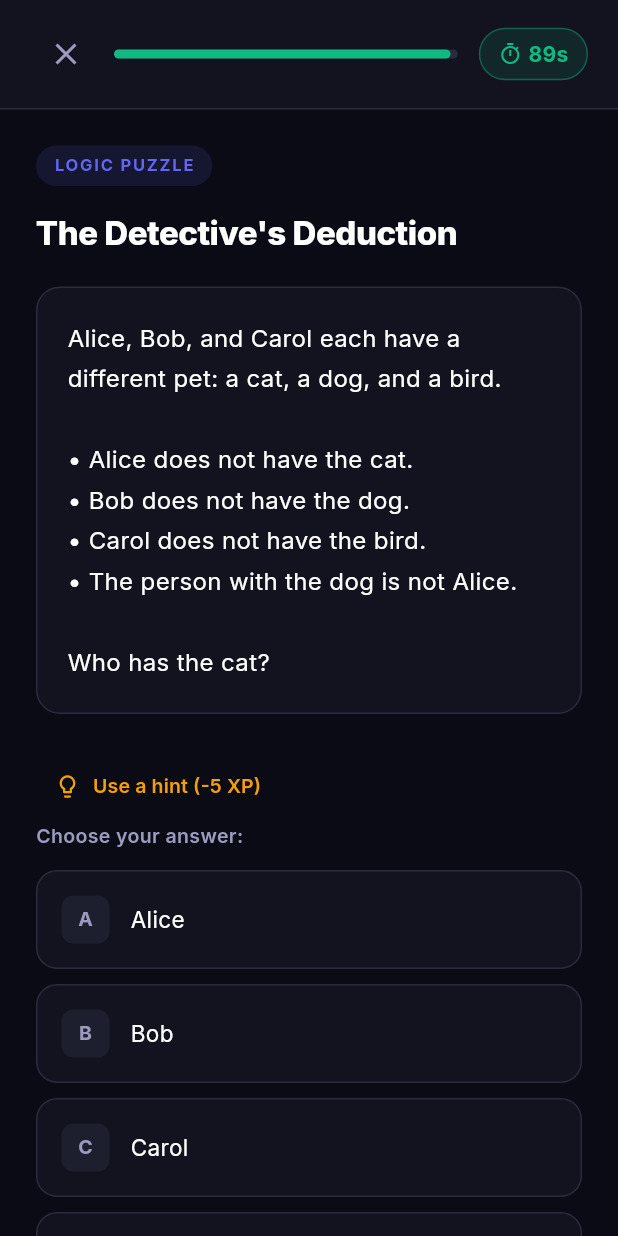
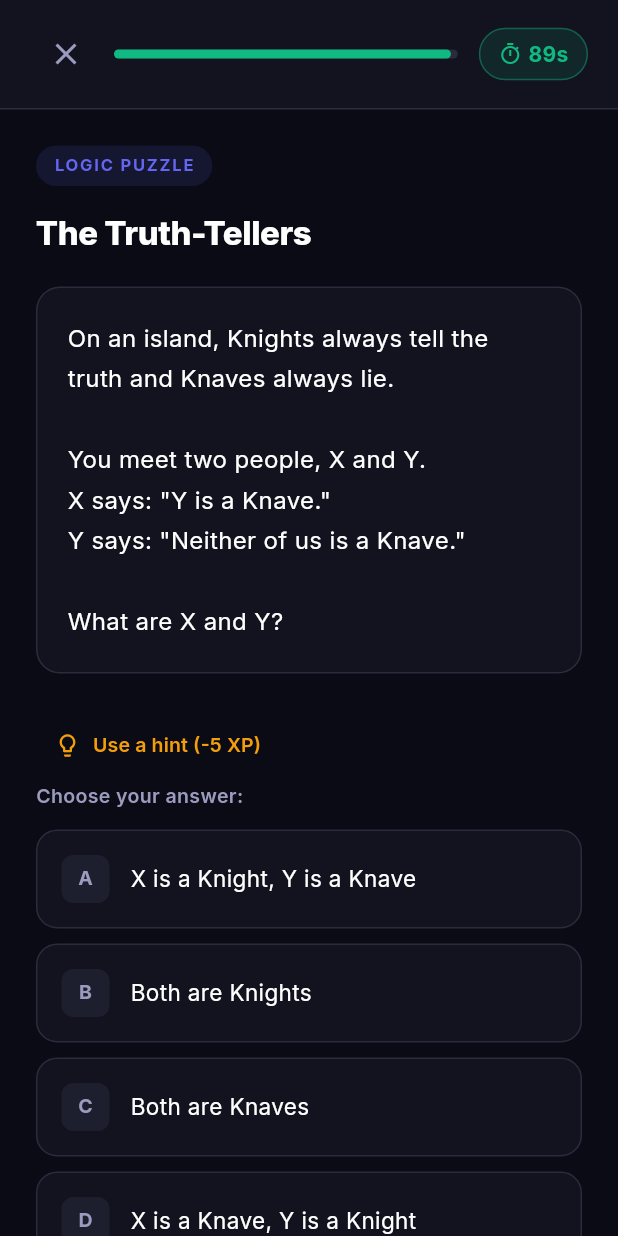
Before and after one commit to MdYasir7414/Saima-ai, a Flutter app: the ChallengeScreen screen opened directly with empty values, on a phone screen of 412 x 824 dp. Run offline on Flutter 3.47's test engine with Material 3 defaults, Android fonts, the phone set to English and light mode, and no system bars; drawn by our look-alikes of flutter_animate; our stand-ins replace dio, equatable, flutter_bloc, go_router, google_fonts, shared_preferences; accounts and stored records are empty; network calls fail.

Commit message:
Fix: load challenges from repository instead of hardcoded map
ChallengeScreen was using a private _generateDemoChallenge() map with
only 2 hardcoded challenges, causing every session to show the same
puzzle regardless of realm or type selected.

Now uses ChallengeRepository.getById() which randomly picks from a
14-challenge bank (2 per realm × 7 realms) using the full local
challenge bank with _rng.nextInt(), so each play delivers a different
question.

https://claude.ai/code/session_01AYZAZk2A3siczY5HQMiuAY

```diff
--- a/thinkora_app/lib/presentation/screens/challenge/challenge_screen.dart
+++ b/thinkora_app/lib/presentation/screens/challenge/challenge_screen.dart
@@ -7,6 +7,7 @@ import '../../../core/constants/app_colors.dart';
 import '../../../core/router/app_router.dart';
 import '../../../core/widgets/gradient_button.dart';
 import '../../../data/models/challenge_model.dart';
+import '../../../data/repositories/challenge_repository.dart';
 import '../../blocs/user/user_cubit.dart';
 
 class ChallengeScreen extends StatefulWidget {
@@ -27,89 +28,31 @@ class _ChallengeScreenState extends State<ChallengeScreen>
   bool _isAnswered = false;
   int _hintsUsed = 0;
   bool _showHint = false;
+  bool _isLoading = true;
 
-  // Demo challenge
-  late ChallengeModel _challenge;
+  ChallengeModel? _challenge;
 
   @override
   void initState() {
     super.initState();
-    _challenge = _generateDemoChallenge(widget.challengeId);
-    _timeRemaining = _challenge.timeLimitSeconds;
     _timerController = AnimationController(
       vsync: this,
-      duration: Duration(seconds: _challenge.timeLimitSeconds),
+      duration: const Duration(seconds: 60),
     );
-    _startTimer();
+    WidgetsBinding.instance.addPostFrameCallback((_) => _loadChallenge());
   }
 
-  ChallengeModel _generateDemoChallenge(String id) {
-    final challenges = {
-      'logic_quick_1': ChallengeModel(
-        id: 'logic_quick_1',
-        title: 'The Detective\'s Deduction',
-        description: 'A classic logic deduction puzzle',
-        type: ChallengeType.logicPuzzle,
-        difficulty: ChallengeDifficulty.intermediate,
-        realmId: 'logic',
-        content: ChallengeContent(
-          prompt:
-              'Alice, Bob, and Carol each have a different pet: a cat, a dog, and a bird.\n\n• Alice does not have the cat.\n• Bob does not have the dog.\n• Carol does not have the bird.\n• The person with the dog is not Alice.\n\nWho has the cat?',
-          options: const [
-            ChallengeOption(id: 'a', text: 'Alice', isCorrect: false),
-            ChallengeOption(id: 'b', text: 'Bob', isCorrect: true),
-            ChallengeOption(id: 'c', text: 'Carol', isCorrect: false),
-            ChallengeOption(id: 'd', text: 'Cannot be determined', isCorrect: false),
-          ],
-          correctAnswer: 'b',
-          explanation:
-              'From the clues: Alice has neither cat nor dog (clues 1 & 4), so Alice has the bird. Carol has neither bird nor... wait — Carol doesn\'t have the bird (clue 3), but Alice does. So Carol has cat or dog. Bob doesn\'t have the dog (clue 2), so Bob has the cat. Carol has the dog.',
-          hints: const [
-            'Start by eliminating what Alice cannot have.',
-            'Alice cannot have the cat AND cannot have the dog. What does that leave?',
-          ],
-        ),
-        timeLimitSeconds: 90,
-        xpReward: 30,
-        tciDelta: 8,
-        dimensionDeltas: const {'logic': 10, 'problem_solving': 6},
-        tags: const ['logic', 'deduction'],
-        ageGroup: 'pioneer',
-      ),
-      'math_quick_1': ChallengeModel(
-        id: 'math_quick_1',
-        title: 'The Missing Number',
-        description: 'Find the pattern and complete the sequence',
-        type: ChallengeType.patternRecognition,
-        difficulty: ChallengeDifficulty.beginner,
-        realmId: 'math',
-        content: ChallengeContent(
-          prompt:
-              'What comes next in this sequence?\n\n2, 6, 12, 20, 30, ?',
-          options: const [
-            ChallengeOption(id: 'a', text: '40', isCorrect: false),
-            ChallengeOption(id: 'b', text: '42', isCorrect: true),
-            ChallengeOption(id: 'c', text: '36', isCorrect: false),
-            ChallengeOption(id: 'd', text: '44', isCorrect: false),
-          ],
-          correctAnswer: 'b',
-          explanation:
-              'The pattern is n(n+1): 1×2=2, 2×3=6, 3×4=12, 4×5=20, 5×6=30, 6×7=42.',
-          hints: const [
-            'Look at the differences between consecutive numbers: 4, 6, 8, 10...',
-            'The differences increase by 2 each time.',
-          ],
-        ),
-        timeLimitSeconds: 60,
-        xpReward: 25,
-        tciDelta: 6,
-        dimensionDeltas: const {'mathematics': 10, 'pattern_recognition': 8},
-        tags: const ['math', 'patterns', 'sequences'],
-        ageGroup: 'pioneer',
-      ),
-    };
-
-    return challenges[id] ?? challenges['logic_quick_1']!;
+  Future<void> _loadChallenge() async {
+    final repo = context.read<ChallengeRepository>();
+    final challenge = await repo.getById(widget.challengeId);
+    if (!mounted) return;
+    setState(() {
+      _challenge = challenge;
+      _timeRemaining = challenge.timeLimitSeconds;
+      _timerController.duration = Duration(seconds: challenge.timeLimitSeconds);
+      _isLoading = false;
+    });
+    _startTimer();
   }
 
   void _startTimer() {
@@ -130,24 +73,24 @@ class _ChallengeScreenState extends State<ChallengeScreen>
   }
 
   void _submitAnswer(String? answerId) {
-    if (_isAnswered) return;
+    if (_isAnswered || _challenge == null) return;
     _timer?.cancel();
 
+    final challenge = _challenge!;
     final isCorrect = answerId != null &&
-        _challenge.content.options!
+        challenge.content.options!
             .any((o) => o.id == answerId && o.isCorrect);
 
-    final xpEarned = isCorrect ? _challenge.xpReward : 5;
-    final tciChange = isCorrect ? _challenge.tciDelta : -3;
+    final xpEarned = isCorrect ? challenge.xpReward : 5;
+    final tciChange = isCorrect ? challenge.tciDelta : -3;
 
     setState(() => _isAnswered = true);
 
-    // Apply progress optimistically so the home screen reflects the result immediately
     context.read<UserCubit>().applyResult(
           isCorrect: isCorrect,
           xpEarned: xpEarned,
           tciChange: tciChange,
-          dimensionChanges: _challenge.dimensionDeltas,
+          dimensionChanges: challenge.dimensionDeltas,
         );
 
     Future.delayed(const Duration(milliseconds: 1500), () {
@@ -158,11 +101,11 @@ class _ChallengeScreenState extends State<ChallengeScreen>
           'isCorrect': isCorrect,
           'xpEarned': xpEarned,
           'tciChange': tciChange,
-          'timeSpent': _challenge.timeLimitSeconds - _timeRemaining,
-          'challenge': _challenge,
-          'correctAnswer': _challenge.content.correctAnswer,
+          'timeSpent': challenge.timeLimitSeconds - _timeRemaining,
+          'challenge': challenge,
+          'correctAnswer': challenge.content.correctAnswer,
           'selectedAnswer': answerId,
-          'explanation': _challenge.content.explanation,
+          'explanation': challenge.content.explanation,
         },
       );
     });
@@ -177,6 +120,16 @@ class _ChallengeScreenState extends State<ChallengeScreen>
 
   @override
   Widget build(BuildContext context) {
+    if (_isLoading || _challenge == null) {
+      return Scaffold(
+        backgroundColor: AppColors.background,
+        body: const Center(
+          child: CircularProgressIndicator(color: AppColors.primary),
+        ),
+      );
+    }
+
+    final challenge = _challenge!;
     return Scaffold(
       backgroundColor: AppColors.background,
       body: SafeArea(
@@ -184,7 +137,7 @@ class _ChallengeScreenState extends State<ChallengeScreen>
           children: [
             // Header
             _ChallengeHeader(
-              challenge: _challenge,
+              challenge: challenge,
               timeRemaining: _timeRemaining,
               timerController: _timerController,
               onClose: () => context.pop(),
@@ -205,7 +158,7 @@ class _ChallengeScreenState extends State<ChallengeScreen>
                         borderRadius: BorderRadius.circular(20),
                       ),
                       child: Text(
-                        _challenge.typeLabel.toUpperCase(),
+                        challenge.typeLabel.toUpperCase(),
                         style: const TextStyle(
                           color: AppColors.logicRealm,
                           fontSize: 11,
@@ -217,7 +170,7 @@ class _ChallengeScreenState extends State<ChallengeScreen>
                     const SizedBox(height: 14),
                     // Title
                     Text(
-                      _challenge.title,
+                      challenge.title,
                       style: const TextStyle(
                         color: AppColors.textPrimary,
                         fontSize: 22,
@@ -236,7 +189,7 @@ class _ChallengeScreenState extends State<ChallengeScreen>
                         border: Border.all(color: AppColors.border),
                       ),
                       child: Text(
-                        _challenge.content.prompt,
+                        challenge.content.prompt,
                         style: const TextStyle(
                           color: AppColors.textPrimary,
                           fontSize: 16,
@@ -247,7 +200,7 @@ class _ChallengeScreenState extends State<ChallengeScreen>
                     ).animate(delay: 100.ms).fadeIn(duration: 400.ms),
                     const SizedBox(height: 24),
                     // Hint section
-                    if (_challenge.content.hints != null && _hintsUsed == 0)
+                    if (challenge.content.hints != null && _hintsUsed == 0)
                       TextButton.icon(
                         onPressed: () {
                           setState(() {
@@ -265,7 +218,7 @@ class _ChallengeScreenState extends State<ChallengeScreen>
                           ),
                         ),
                       ),
-                    if (_showHint && _challenge.content.hints != null)
+                    if (_showHint && challenge.content.hints != null)
                       Container(
                         padding: const EdgeInsets.all(14),
                         margin: const EdgeInsets.only(bottom: 16),
@@ -282,8 +235,7 @@ class _ChallengeScreenState extends State<ChallengeScreen>
                             const SizedBox(width: 10),
                             Expanded(
                               child: Text(
-                                _challenge.content
-                                    .hints![_hintsUsed - 1],
+                                challenge.content.hints![_hintsUsed - 1],
                                 style: const TextStyle(
                                   color: AppColors.warning,
                                   fontSize: 13,
@@ -295,7 +247,7 @@ class _ChallengeScreenState extends State<ChallengeScreen>
                         ),
                       ).animate().fadeIn(duration: 300.ms),
                     // Answer options
-                    if (_challenge.content.options != null) ...[
+                    if (challenge.content.options != null) ...[
                       const Text(
                         'Choose your answer:',
                         style: TextStyle(
@@ -305,7 +257,7 @@ class _ChallengeScreenState extends State<ChallengeScreen>
                         ),
                       ),
                       const SizedBox(height: 12),
-                      ...(_challenge.content.options!.asMap().entries.map(
+                      ...(challenge.content.options!.asMap().entries.map(
                             (entry) => _AnswerOption(
                               option: entry.value,
                               index: entry.key,
```
